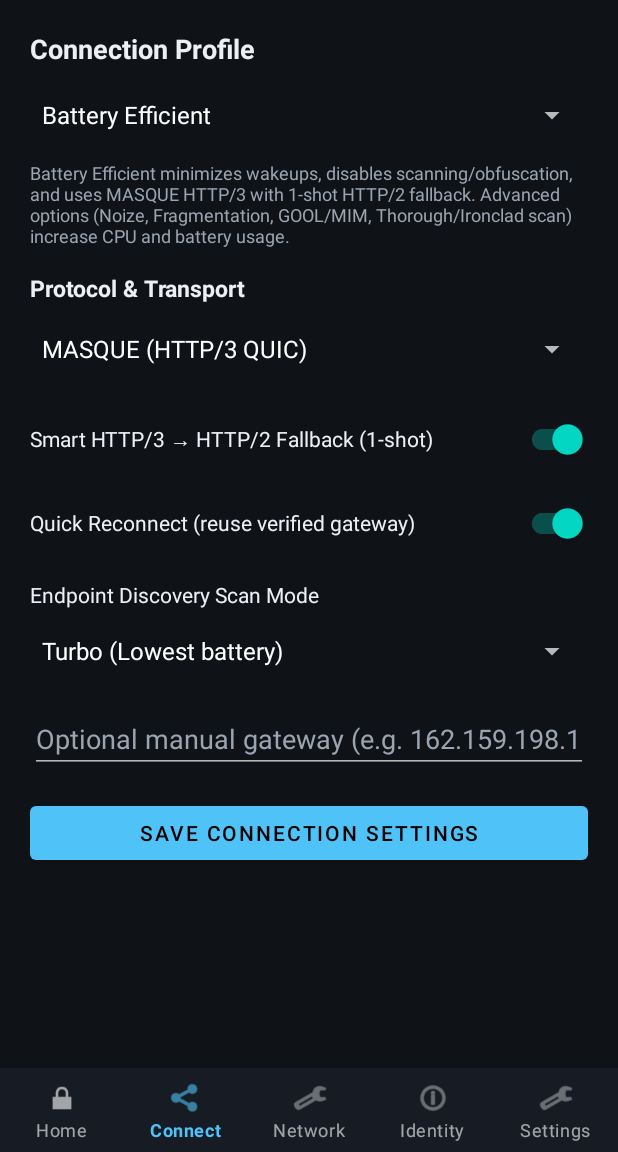
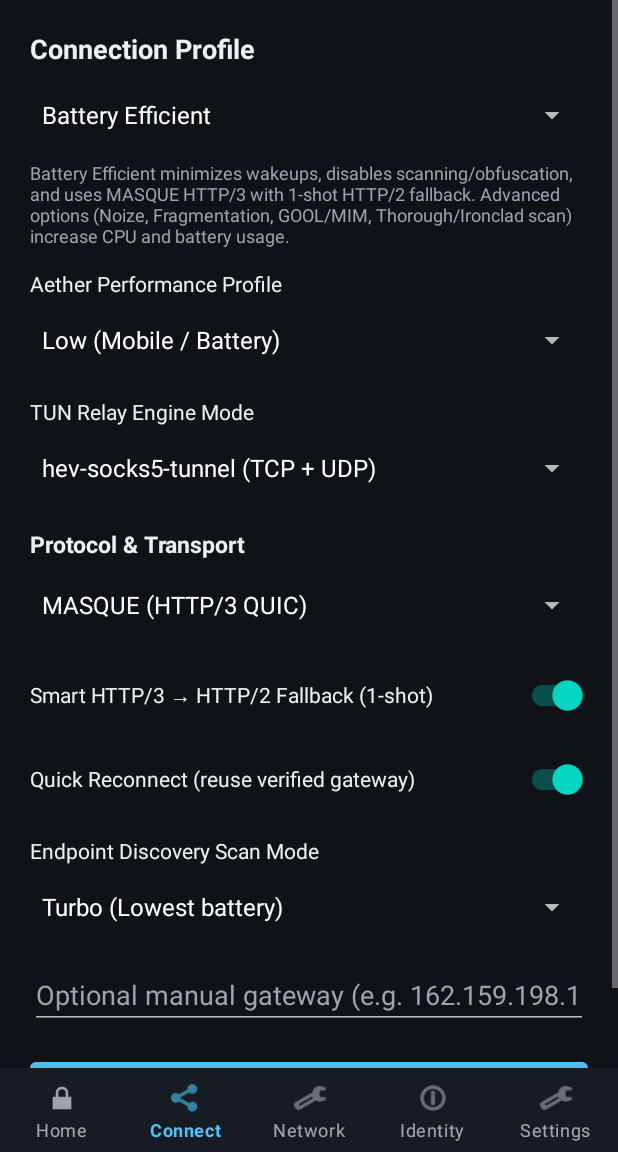
Before and after one commit to vahidrasouli/aether-android-vpn, an Android app: the screen it shows after launch (MainActivity), item 2 of the bottom bar chosen, on a phone screen of 412 x 824 dp, the part 84-1236 px from its top. Run offline under Robolectric (Android 15) with nearby library versions, the phone set to English and light mode, and no system bars.

Commit message:
fix(vpn): replace SocksSocketImpl with direct RFC 1928 client, enforce kernel TUN bypass, and add mobile profiles

```diff
--- a/app/src/main/java/io/aethervpn/android/core/AetherEngineManager.kt
+++ b/app/src/main/java/io/aethervpn/android/core/AetherEngineManager.kt
@@ -32,6 +32,7 @@ class AetherEngineManager(private val privateDataDir: File) {
             "--config", configFile.absolutePath,
             "--scan", config.scanMode.cliValue,
             "--ip", config.ipFamily.cliValue,
+            "--perf", config.perfProfile.cliValue,
             "--log-level", "info"
         )
 
@@ -136,6 +137,7 @@ class AetherEngineManager(private val privateDataDir: File) {
         }
 
         val cliArgs = buildCoreArguments(config, overrideProtocol)
+        runCatching { android.system.Os.setenv("AETHER_ROUTE_SNIFF", "1", true) }
         DiagnosticsLog.record("Engine", "Starting Aether (${(overrideProtocol ?: config.protocol).label})")
 
         val rawReply = AetherNative.nativeStartCore(JSONArray(cliArgs).toString())
--- a/app/src/main/java/io/aethervpn/android/core/HevTunnelManager.kt
+++ b/app/src/main/java/io/aethervpn/android/core/HevTunnelManager.kt
@@ -31,8 +31,10 @@ class HevTunnelManager(private val cacheDir: File) {
             append("socks5:\n")
             append("  port: ").append(config.socksPort).append('\n')
             append("  address: '").append(VpnConfig.LOOPBACK_HOST).append("'\n")
-            // Standard RFC 1928 UDP ASSOCIATE (supported by CluvexStudio/Aether src/socks.rs)
-            append("  udp: 'udp'\n")
+            // RFC 1928 UDP ASSOCIATE - omitted in TCP-only mode to conserve battery & RAM
+            if (config.enableUdp) {
+                append("  udp: 'udp'\n")
+            }
             append("\n")
             append("misc:\n")
             // Low-memory tuning per upstream hev-socks5-tunnel mobile guidelines
--- a/app/src/main/java/io/aethervpn/android/core/VpnConfig.kt
+++ b/app/src/main/java/io/aethervpn/android/core/VpnConfig.kt
@@ -31,9 +31,20 @@ enum class ScanMode(val cliValue: String, val label: String) {
 }
 
 enum class IpFamily(val cliValue: String, val label: String) {
+    IPV4("v4", "IPv4 Only (Stable Mobile)"),
     BOTH("both", "IPv4 + IPv6 (Dual-Stack)"),
-    IPV4("v4", "IPv4 Only"),
     IPV6("v6", "IPv6 Only")
+}
+
+enum class PerfProfile(val cliValue: String, val label: String) {
+    LOW("low", "Low (Mobile / Battery)"),
+    MEDIUM("medium", "Medium (Balanced)"),
+    HIGH("high", "High (Maximum Throughput)")
+}
+
+enum class HevMode(val label: String) {
+    TCP_UDP("hev-socks5-tunnel (TCP + UDP)"),
+    TCP_ONLY("hev-socks5-tunnel (TCP only)")
 }
 
 enum class NoizeProfile(val cliValue: String, val label: String) {
@@ -66,7 +77,9 @@ data class VpnConfig(
     val quickReconnect: Boolean = true,
     val scanMode: ScanMode = ScanMode.TURBO,
     val manualPeer: String = "",
-    val ipFamily: IpFamily = IpFamily.BOTH,
+    val ipFamily: IpFamily = IpFamily.IPV4,
+    val perfProfile: PerfProfile = PerfProfile.LOW,
+    val hevMode: HevMode = HevMode.TCP_UDP,
     val customDns: String = "",
     val routeDirectRules: String = "",
     val routeBlockRules: String = "",
@@ -95,6 +108,9 @@ data class VpnConfig(
     val ipv6Enabled: Boolean
         get() = ipFamily == IpFamily.BOTH || ipFamily == IpFamily.IPV6
 
+    val enableUdp: Boolean
+        get() = hevMode == HevMode.TCP_UDP
+
     fun applyPreset(level: ProfileLevel): VpnConfig = when (level) {
         ProfileLevel.BATTERY_EFFICIENT -> copy(
             profileLevel = level,
@@ -102,6 +118,9 @@ data class VpnConfig(
             autoFallbackToH2 = true,
             quickReconnect = true,
             scanMode = ScanMode.TURBO,
+            ipFamily = IpFamily.IPV4,
+            perfProfile = PerfProfile.LOW,
+            hevMode = HevMode.TCP_ONLY,
             noizeProfile = NoizeProfile.OFF,
             tlsFragmentation = false,
             echEnabled = false,
@@ -114,6 +133,9 @@ data class VpnConfig(
             autoFallbackToH2 = true,
             quickReconnect = true,
             scanMode = ScanMode.BALANCED,
+            ipFamily = IpFamily.IPV4,
+            perfProfile = PerfProfile.LOW,
+            hevMode = HevMode.TCP_UDP,
             noizeProfile = NoizeProfile.OFF,
             tlsFragmentation = false,
             echEnabled = false,
@@ -122,6 +144,8 @@ data class VpnConfig(
 
         ProfileLevel.ADVANCED -> copy(
             profileLevel = level,
+            perfProfile = PerfProfile.MEDIUM,
+            hevMode = HevMode.TCP_UDP,
             statsRefreshIntervalMs = 3_000L
         )
     }
@@ -141,6 +165,8 @@ data class VpnConfig(
             put("scanMode", scanMode.name)
             put("manualPeer", manualPeer)
             put("ipFamily", ipFamily.name)
+            put("perfProfile", perfProfile.name)
+            put("hevMode", hevMode.name)
             put("customDns", customDns)
             put("routeDirectRules", routeDirectRules)
             put("routeBlockRules", routeBlockRules)
@@ -206,7 +232,9 @@ data class VpnConfig(
                 quickReconnect = o.optBoolean("quickReconnect", true),
                 scanMode = enumOrDefault(o.optString("scanMode"), ScanMode.TURBO),
                 manualPeer = o.optString("manualPeer", "").trim(),
-                ipFamily = enumOrDefault(o.optString("ipFamily"), IpFamily.BOTH),
+                ipFamily = enumOrDefault(o.optString("ipFamily"), IpFamily.IPV4),
+                perfProfile = enumOrDefault(o.optString("perfProfile"), PerfProfile.LOW),
+                hevMode = enumOrDefault(o.optString("hevMode"), HevMode.TCP_UDP),
                 customDns = o.optString("customDns", "").trim(),
                 routeDirectRules = o.optString("routeDirectRules", "").trim(),
                 routeBlockRules = o.optString("routeBlockRules", "").trim(),
@@ -238,7 +266,9 @@ data class VpnConfig(
                 quickReconnect = p.getBoolean("quick_reconnect", true),
                 scanMode = enumOrDefault(p.getString("scan_mode", null), ScanMode.TURBO),
                 manualPeer = p.getString("manual_peer", "").orEmpty(),
-                ipFamily = enumOrDefault(p.getString("ip_family", null), IpFamily.BOTH),
+                ipFamily = enumOrDefault(p.getString("ip_family", null), IpFamily.IPV4),
+                perfProfile = enumOrDefault(p.getString("perf_profile", null), PerfProfile.LOW),
+                hevMode = enumOrDefault(p.getString("hev_mode", null), HevMode.TCP_UDP),
                 customDns = p.getString("custom_dns", "").orEmpty(),
                 routeDirectRules = p.getString("route_direct", "").orEmpty(),
                 routeBlockRules = p.getString("route_block", "").orEmpty(),
@@ -271,6 +301,8 @@ data class VpnConfig(
                 .putString("scan_mode", config.scanMode.name)
                 .putString("manual_peer", config.manualPeer.trim())
                 .putString("ip_family", config.ipFamily.name)
+                .putString("perf_profile", config.perfProfile.name)
+                .putString("hev_mode", config.hevMode.name)
                 .putString("custom_dns", config.customDns.trim())
                 .putString("route_direct", config.routeDirectRules.trim())
                 .putString("route_block", config.routeBlockRules.trim())
--- a/app/src/main/java/io/aethervpn/android/ui/MainActivity.kt
+++ b/app/src/main/java/io/aethervpn/android/ui/MainActivity.kt
@@ -23,9 +23,11 @@ import io.aethervpn.android.R
 import io.aethervpn.android.core.AetherProtocol
 import io.aethervpn.android.core.AppThemeMode
 import io.aethervpn.android.core.DiagnosticsLog
+import io.aethervpn.android.core.HevMode
 import io.aethervpn.android.core.IdentityRepository
 import io.aethervpn.android.core.IpFamily
 import io.aethervpn.android.core.NoizeProfile
+import io.aethervpn.android.core.PerfProfile
 import io.aethervpn.android.core.ProfileLevel
 import io.aethervpn.android.core.ScanMode
 import io.aethervpn.android.core.TunnelPhase
@@ -140,6 +142,8 @@ class MainActivity : AppCompatActivity() {
             ArrayAdapter(this, android.R.layout.simple_spinner_dropdown_item, items)
 
         binding.spinnerProfile.adapter = simpleAdapter(ProfileLevel.entries.map { it.label })
+        binding.spinnerPerfProfile.adapter = simpleAdapter(PerfProfile.entries.map { it.label })
+        binding.spinnerHevMode.adapter = simpleAdapter(HevMode.entries.map { it.label })
         binding.spinnerProtocol.adapter = simpleAdapter(AetherProtocol.entries.map { it.label })
         binding.spinnerScanMode.adapter = simpleAdapter(ScanMode.entries.map { it.label })
         binding.spinnerIpFamily.adapter = simpleAdapter(IpFamily.entries.map { it.label })
@@ -166,6 +170,8 @@ class MainActivity : AppCompatActivity() {
             "Profile: ${cfg.profileLevel.label} • Protocol: ${cfg.protocol.label} • Quick Reconnect: ${if (cfg.quickReconnect) "On" else "Off"}"
 
         binding.spinnerProfile.setSelection(cfg.profileLevel.ordinal, false)
+        binding.spinnerPerfProfile.setSelection(cfg.perfProfile.ordinal, false)
+        binding.spinnerHevMode.setSelection(cfg.hevMode.ordinal, false)
         binding.spinnerProtocol.setSelection(cfg.protocol.ordinal, false)
         binding.switchAutoH2Fallback.isChecked = cfg.autoFallbackToH2
         binding.switchQuickReconnect.isChecked = cfg.quickReconnect
@@ -212,6 +218,8 @@ class MainActivity : AppCompatActivity() {
             val cur = VpnConfig.load(this)
             val updated = cur.copy(
                 profileLevel = ProfileLevel.entries[binding.spinnerProfile.selectedItemPosition],
+                perfProfile = PerfProfile.entries[binding.spinnerPerfProfile.selectedItemPosition],
+                hevMode = HevMode.entries[binding.spinnerHevMode.selectedItemPosition],
                 protocol = AetherProtocol.entries[binding.spinnerProtocol.selectedItemPosition],
                 autoFallbackToH2 = binding.switchAutoH2Fallback.isChecked,
                 quickReconnect = binding.switchQuickReconnect.isChecked,
--- a/app/src/main/res/layout/activity_main.xml
+++ b/app/src/main/res/layout/activity_main.xml
@@ -153,6 +153,34 @@
                     android:text="@string/battery_profile_note"
                     android:textColor="@color/text_secondary"
                     android:textSize="12sp" />
+
+                <TextView
+                    android:layout_width="wrap_content"
+                    android:layout_height="wrap_content"
+                    android:layout_marginTop="14dp"
+                    android:text="Aether Performance Profile"
+                    android:textColor="@color/text_primary"
+                    android:textSize="14sp" />
+
+                <Spinner
+                    android:id="@+id/spinnerPerfProfile"
+                    android:layout_width="match_parent"
+                    android:layout_height="wrap_content"
+                    android:layout_marginTop="4dp" />
+
+                <TextView
+                    android:layout_width="wrap_content"
+                    android:layout_height="wrap_content"
+                    android:layout_marginTop="14dp"
+                    android:text="TUN Relay Engine Mode"
+                    android:textColor="@color/text_primary"
+                    android:textSize="14sp" />
+
+                <Spinner
+                    android:id="@+id/spinnerHevMode"
+                    android:layout_width="match_parent"
+                    android:layout_height="wrap_content"
+                    android:layout_marginTop="4dp" />
 
                 <TextView
                     android:layout_width="wrap_content"
```
Also changed, not shown: app/src/main/java/io/aethervpn/android/core/TunnelValidator.kt (+150 -27 lines), app/src/main/java/io/aethervpn/android/vpn/AetherVpnService.kt (+31 -14 lines), 3 other files.
